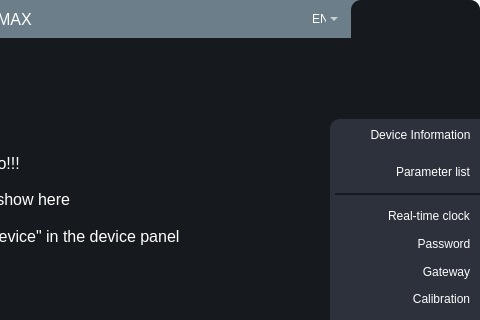
Qt form UI/forms/form.ui (romangolovkou/AQteck_toolMAX) before a commit; both pictures show x 544 to 1024 and y 0 to 320 of the 1024 by 621 pixel window.
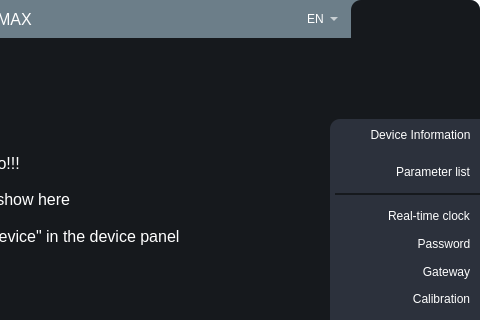
The same form after that commit. Icons and pictures are not drawn. Custom widgets are drawn as their Qt base class.

The edit to the form file:
```diff
--- a/UI/forms/form.ui
+++ b/UI/forms/form.ui
@@ -397,13 +397,13 @@
                </property>
                <property name="minimumSize">
                 <size>
-                 <width>30</width>
+                 <width>35</width>
                  <height>20</height>
                 </size>
                </property>
                <property name="maximumSize">
                 <size>
-                 <width>30</width>
+                 <width>35</width>
                  <height>20</height>
                 </size>
                </property>
```
Left out of the diff: 2 changed lines with no effect on the pictures.
